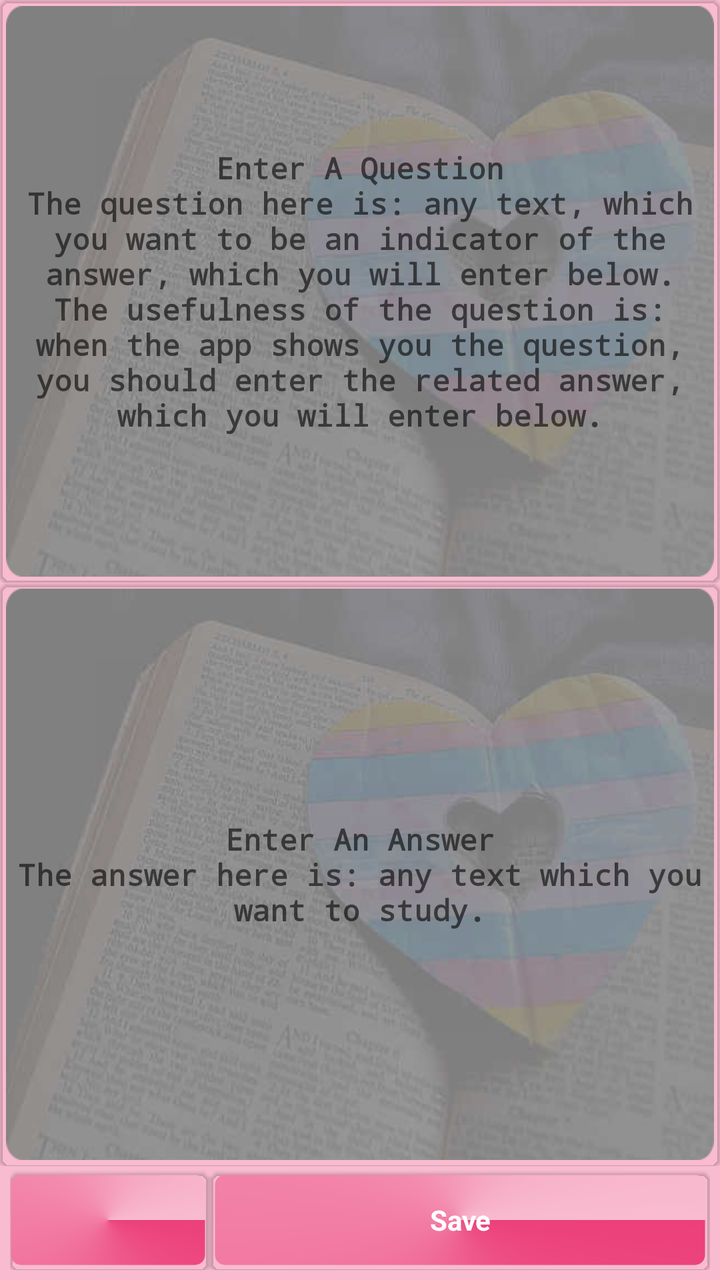
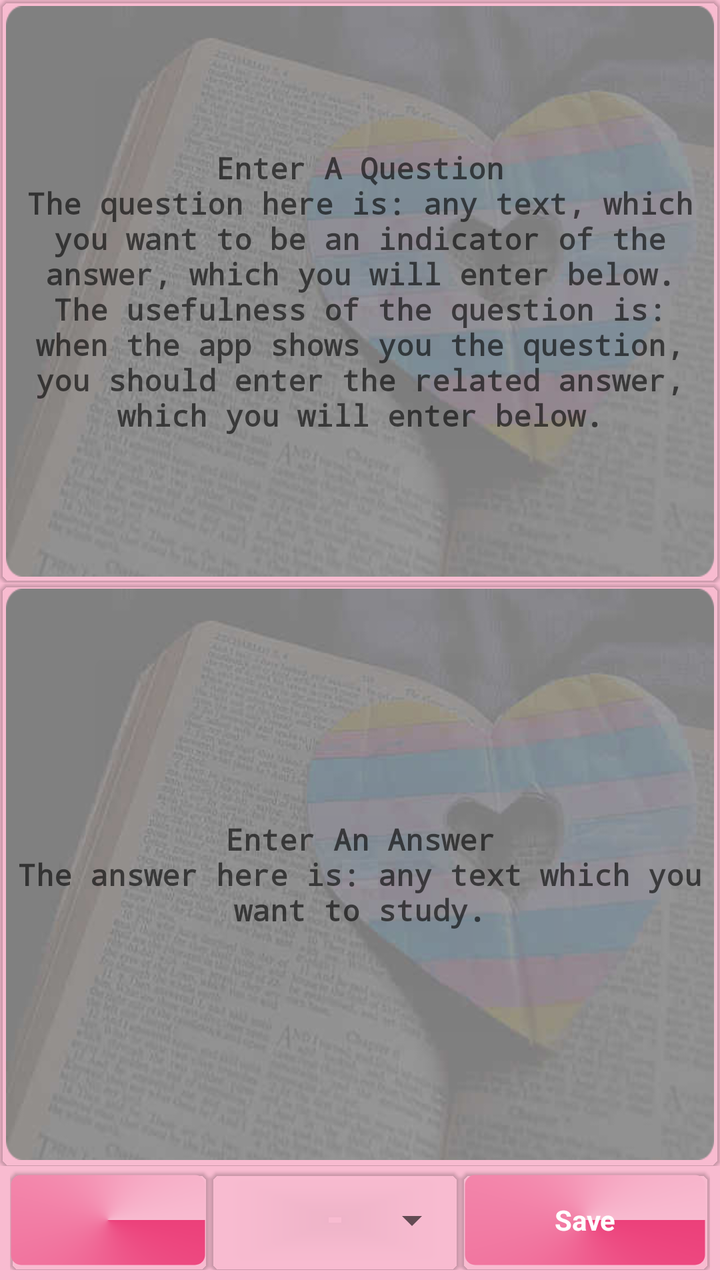

An Android layout rendered at two revisions. The XML below is the earlier revision; the diff shows what the commit changed to produce the second picture.
<!-- AndroidManifest.xml: application theme MyMaterialTheme -->
<!-- res/layout/content_edit_entry.xml -->
<?xml version="1.0" encoding="utf-8"?>
<RelativeLayout
    xmlns:android="http://schemas.android.com/apk/res/android"
    xmlns:android.support.v7.cardview="http://schemas.android.com/apk/res-auto"
    xmlns:tools="http://schemas.android.com/tools"
    xmlns:app="http://schemas.android.com/apk/res-auto"
    android:layout_width="match_parent"
    android:layout_height="match_parent"
    app:layout_behavior="@string/appbar_scrolling_view_behavior"
    tools:context="com.ahmedsameha1.peninbin.activities.EditEntryActivity"
    tools:showIn="@layout/app_bar_edit_entry">


    <LinearLayout
        android:id="@+id/container"
        android:layout_width="match_parent"
        android:layout_height="match_parent"
        android:orientation="vertical"
        android:weightSum="2">

        <LinearLayout
            android:id="@+id/question_linearlayout"
            android:layout_width="match_parent"
            android:layout_height="0dp"
            android:layout_margin="0dp"
            android:layout_weight="1"
            android:background="@drawable/show_question_background"
            android:padding="0dp">

            <android.support.v7.widget.CardView
                android:layout_width="match_parent"
                android:layout_height="match_parent"
                android.support.v7.cardview:cardBackgroundColor="@android:color/transparent"
                android.support.v7.cardview:cardCornerRadius="5dp"
                android.support.v7.cardview:cardElevation="1dp">

                <EditText
                    android:id="@+id/question"
                    android:layout_width="match_parent"
                    android:layout_height="match_parent"
                    android:background="@drawable/text_bordered_transperant"
                    android:gravity="center"
                    android:hint="@string/enter_a_question"
                    android:imeOptions="flagNoExtractUi"
                    android:inputType="textNoSuggestions|textMultiLine"
                    android:minLines="1"
                    android:padding="5dp"
                    android:scrollbarAlwaysDrawVerticalTrack="true"
                    android:scrollbars="vertical"
                    android:textColor="#FFFFFF"

                    android:textSize="15sp"
                    android:textStyle="bold"
                    android:typeface="monospace" />
            </android.support.v7.widget.CardView>
        </LinearLayout>

        <LinearLayout
            android:id="@+id/answer_linearlayout"
            android:layout_width="match_parent"
            android:layout_height="0dp"
            android:layout_margin="0dp"
            android:layout_weight="1"
            android:background="@drawable/show_question_background"
            android:padding="0dp">

            <android.support.v7.widget.CardView
                android:layout_width="match_parent"
                android:layout_height="match_parent"
                android.support.v7.cardview:cardBackgroundColor="@android:color/transparent"
                android.support.v7.cardview:cardCornerRadius="5dp"
                android.support.v7.cardview:cardElevation="1dp">

                <EditText
                    android:id="@+id/answer"
                    android:layout_width="match_parent"
                    android:layout_height="match_parent"
                    android:layout_gravity="center"
                    android:background="@drawable/text_bordered_transperant"
                    android:enabled="true"
                    android:gravity="center"
                    android:hint="@string/enter_an_answer"
                    android:imeOptions="flagNoExtractUi"
                    android:inputType="textNoSuggestions|textMultiLine"
                    android:minLines="1"
                    android:padding="5dp"
                    android:scrollbarAlwaysDrawVerticalTrack="true"
                    android:textColor="#FFFFFF"

                    android:textSize="15sp"
                    android:textStyle="bold"
                    android:typeface="monospace" />
            </android.support.v7.widget.CardView>
        </LinearLayout>

        <LinearLayout
            android:layout_width="match_parent"
            android:layout_height="50dp"
            android:layout_marginBottom="5dp"
            android:layout_marginLeft="5dp"
            android:layout_marginRight="5dp"
            android:layout_marginTop="2dp">

            <android.support.v7.widget.CardView
                android:id="@+id/show_actionbar_card_view"
                android:layout_width="100dp"
                android:layout_height="match_parent"
                android:layout_weight="0"
                android.support.v7.cardview:cardBackgroundColor="@android:color/transparent"
                android.support.v7.cardview:cardCornerRadius="5dp"
                android.support.v7.cardview:cardElevation="1dp"
                android.support.v7.cardview:cardPreventCornerOverlap="true">

                <TextView
                    android:id="@+id/show_actionbar"
                    android:layout_width="match_parent"
                    android:layout_height="match_parent"
                    android:layout_marginBottom="2dp"
                    android:layout_marginRight="2dp"
                    android:layout_marginTop="2dp"
                    android:background="@drawable/text_bordered_colored"
                    android:gravity="center"
                    android:padding="2dp"
                    android:textColor="@drawable/textview_enabled_disabled_selector" />
            </android.support.v7.widget.CardView>


            <android.support.v7.widget.CardView
                android:id="@+id/save_card_view"
                android:layout_width="0dp"
                android:layout_height="match_parent"
                android:layout_weight="1"
                android.support.v7.cardview:cardBackgroundColor="@android:color/transparent"
                android.support.v7.cardview:cardCornerRadius="5dp"
                android.support.v7.cardview:cardElevation="1dp">

                <TextView
                    android:id="@+id/save"
                    android:layout_width="match_parent"
                    android:layout_height="match_parent"
                    android:layout_margin="2dp"
                    android:background="@drawable/text_bordered_colored"
                    android:enabled="true"
                    android:gravity="center"
                    android:padding="2dp"
                    android:text="@string/save"
                    android:textColor="@drawable/textview_enabled_disabled_selector"
                    android:textStyle="bold" />
            </android.support.v7.widget.CardView>


        </LinearLayout>

    </LinearLayout>

</RelativeLayout>
<!-- res/layout/app_bar_edit_entry.xml (included above) -->
<?xml version="1.0" encoding="utf-8"?>
<android.support.design.widget.CoordinatorLayout xmlns:android="http://schemas.android.com/apk/res/android"
    xmlns:app="http://schemas.android.com/apk/res-auto"
    xmlns:tools="http://schemas.android.com/tools"
    android:layout_width="match_parent"
    android:layout_height="match_parent"
    android:fitsSystemWindows="true">

    <android.support.design.widget.AppBarLayout
        android:layout_width="match_parent"
        android:layout_height="wrap_content"
        android:theme="@style/AppTheme.AppBarOverlay">
        <android.support.v7.widget.Toolbar xmlns:app="http://schemas.android.com/apk/res-auto"
            android:id="@+id/toolbar"
            android:layout_width="fill_parent"
            android:layout_height="?attr/actionBarSize"
            android:background="?attr/colorPrimary"
            android:minHeight="?attr/actionBarSize"/>

        <View android:layout_width="match_parent"
            android:layout_height="4dp"
            android:background="@drawable/toolbar_drop_shadow"/>
    </android.support.design.widget.AppBarLayout>

    <include layout="@layout/content_edit_entry" />

</android.support.design.widget.CoordinatorLayout>
<!-- resources referenced by this layout -->
<resources>
  <!-- drawable show_question_background (drawable) -->
  <?xml version="1.0" encoding="utf-8"?>
  <inset xmlns:android="http://schemas.android.com/apk/res/android"
      android:drawable="@drawable/book_heart_rounded_corners_15_radius"
      android:insetTop="3dp"
      android:insetBottom="3dp"
      android:insetRight="3dp"
      android:insetLeft="3dp"/>
  <!-- drawable text_bordered_colored (drawable) -->
  <shape xmlns:android="http://schemas.android.com/apk/res/android"
  android:thickness="0dp"
  android:shape="rectangle">
  <stroke android:width="1dp"
      android:color="@android:color/transparent"/>
  <corners android:radius="5dp" />
  <gradient
      android:startColor="@color/colorPrimary"
      android:endColor="@color/windowBackground"
      android:type="sweep"
      android:angle="270"/>
  </shape>
  <!-- drawable text_bordered_transperant (drawable) -->
  <shape xmlns:android="http://schemas.android.com/apk/res/android"
      android:thickness="0dp"
      android:shape="rectangle">
      <stroke android:width="1dp"
          android:color="@android:color/transparent"/>
      <corners android:radius="5dp" />
      <gradient
          android:startColor="@android:color/transparent"
          android:endColor="@android:color/transparent"
          android:type="linear"
          android:angle="270"/>
  </shape>
  <!-- drawable textview_enabled_disabled_selector (drawable) -->
  <?xml version="1.0" encoding="utf-8"?>
  <selector xmlns:android="http://schemas.android.com/apk/res/android">
      <item android:state_enabled="false" android:color="@android:color/darker_gray" />
      <item android:state_enabled="true" android:color="@android:color/white"/>
  </selector>
  <!-- drawable toolbar_drop_shadow (drawable) -->
  <?xml version="1.0" encoding="utf-8"?>
  <shape xmlns:android="http://schemas.android.com/apk/res/android"
      android:shape="rectangle" >
  
      <gradient
          android:angle="90"
          android:endColor="#757575"
          android:startColor="#bdbdbd" />
  
  </shape>
  <string name="appbar_scrolling_view_behavior" translatable="false">android.support.design.widget.AppBarLayout$ScrollingViewBehavior</string>
  <string name="enter_a_question">Enter A Question\nThe question here is: any text, which you want to be an indicator of the answer, which you will enter below. The usefulness of the question is: when the app shows you the question, you should enter the related answer, which you will enter below.</string>
  <string name="enter_an_answer">Enter An Answer\nThe answer here is: any text which you want to study.</string>
  <string name="save">Save</string>
  <style name="AppTheme.AppBarOverlay" parent="ThemeOverlay.AppCompat.Dark.ActionBar" />
  <style name="MyMaterialTheme" parent="MyMaterialTheme.Base">
  
      </style>
  <!-- drawable book_heart_rounded_corners_15_radius: png bitmap (drawable, 118245 bytes) -->
  <color name="colorPrimary">#EC407A</color>
  <color name="windowBackground">#F8BBD0</color>
  <style name="MyMaterialTheme.Base" parent="Theme.AppCompat.Light.DarkActionBar">
          <item name="windowNoTitle">true</item>
          <item name="windowActionBar">false</item>
          <item name="colorPrimary">@color/colorPrimary</item>
          <item name="colorPrimaryDark">@color/colorPrimaryDark</item>
          <item name="colorAccent">@color/colorAccent</item>
          <item name="android:windowBackground">@color/windowBackground</item>
      </style>
  <color name="colorPrimaryDark">#AD1457</color>
  <color name="colorAccent">#EA80FC</color>
</resources>

<!-- the commit's change to res/layout/content_edit_entry.xml (unified diff, before → after) -->
@@ -117,6 +117,7 @@
                     android:layout_height="match_parent"
                     android:layout_marginBottom="2dp"
                     android:layout_marginRight="2dp"
+                    android:layout_marginEnd="2dp"
                     android:layout_marginTop="2dp"
                     android:background="@drawable/text_bordered_colored"
                     android:gravity="center"
@@ -124,6 +125,21 @@
                     android:textColor="@drawable/textview_enabled_disabled_selector" />
             </android.support.v7.widget.CardView>
 
+            <android.support.v7.widget.CardView
+                android:id="@+id/rank_card_view"
+                android:layout_width="0dp"
+                android:layout_height="match_parent"
+                android:layout_weight="1"
+                android.support.v7.cardview:cardBackgroundColor="@android:color/transparent"
+                android.support.v7.cardview:cardCornerRadius="5dp"
+                android.support.v7.cardview:cardElevation="1dp">
+
+                <Spinner
+                    android:id="@+id/rank_spinner"
+                    android:layout_width="match_parent"
+                    android:layout_height="match_parent"/>
+
+            </android.support.v7.widget.CardView>
 
             <android.support.v7.widget.CardView
                 android:id="@+id/save_card_view"
